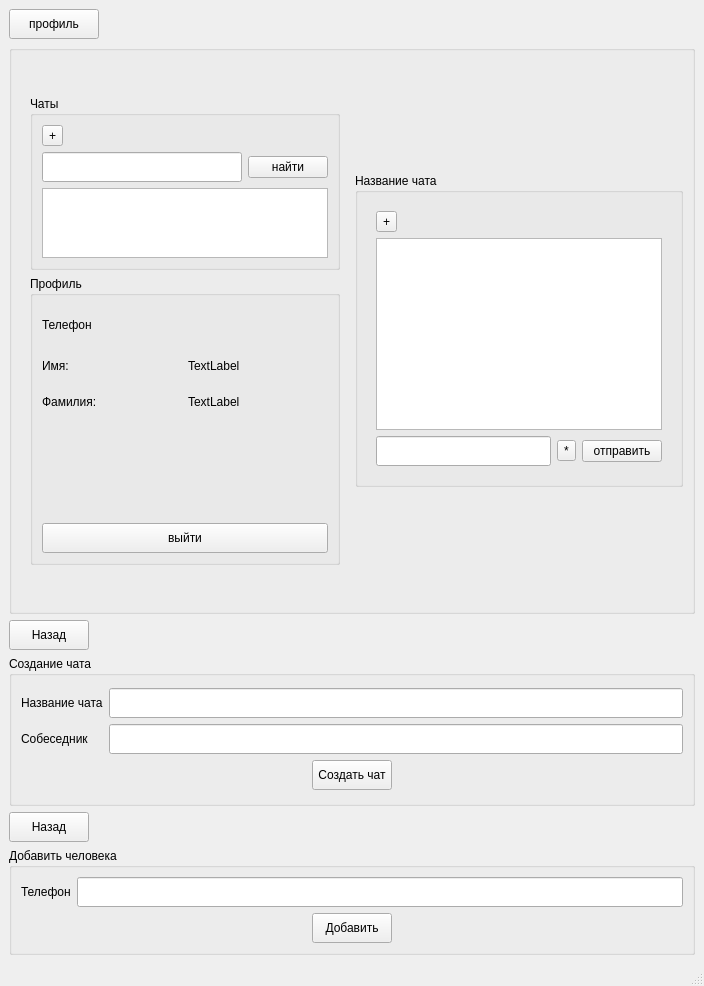
The window that ui/graphic/app_window.ui (yurij-lyubskij/goto_chat) describes before a commit, drawn with Qt 5.
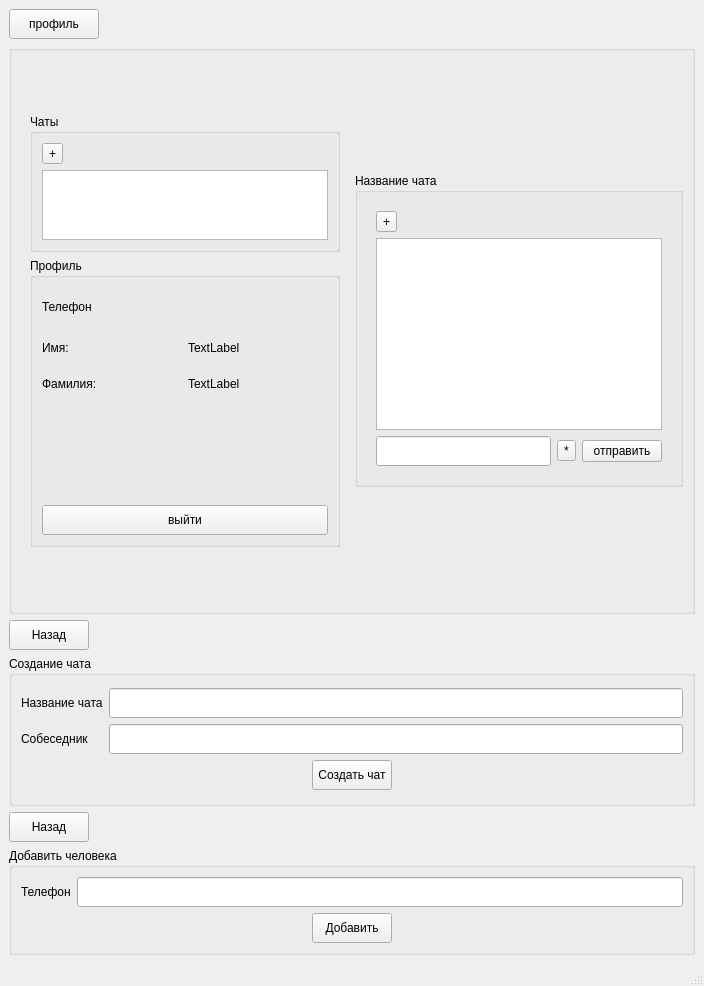
The same window after the commit.

```diff
--- a/ui/graphic/app_window.ui
+++ b/ui/graphic/app_window.ui
@@ -109,33 +109,6 @@
                     <layout class="QGridLayout" name="gridLayout">
                      <item row="2" column="0">
                       <layout class="QVBoxLayout" name="layout">
-                       <item>
-                        <layout class="QHBoxLayout" name="horizontalLayout">
-                         <item>
-                          <widget class="QLineEdit" name="lineEdit_2">
-                           <property name="minimumSize">
-                            <size>
-                             <width>0</width>
-                             <height>30</height>
-                            </size>
-                           </property>
-                           <property name="maximumSize">
-                            <size>
-                             <width>16777215</width>
-                             <height>30</height>
-                            </size>
-                           </property>
-                          </widget>
-                         </item>
-                         <item>
-                          <widget class="QPushButton" name="pushButton_2">
-                           <property name="text">
-                            <string>найти</string>
-                           </property>
-                          </widget>
-                         </item>
-                        </layout>
-                       </item>
                        <item>
                         <widget class="QListView" name="listView"/>
                        </item>
```
